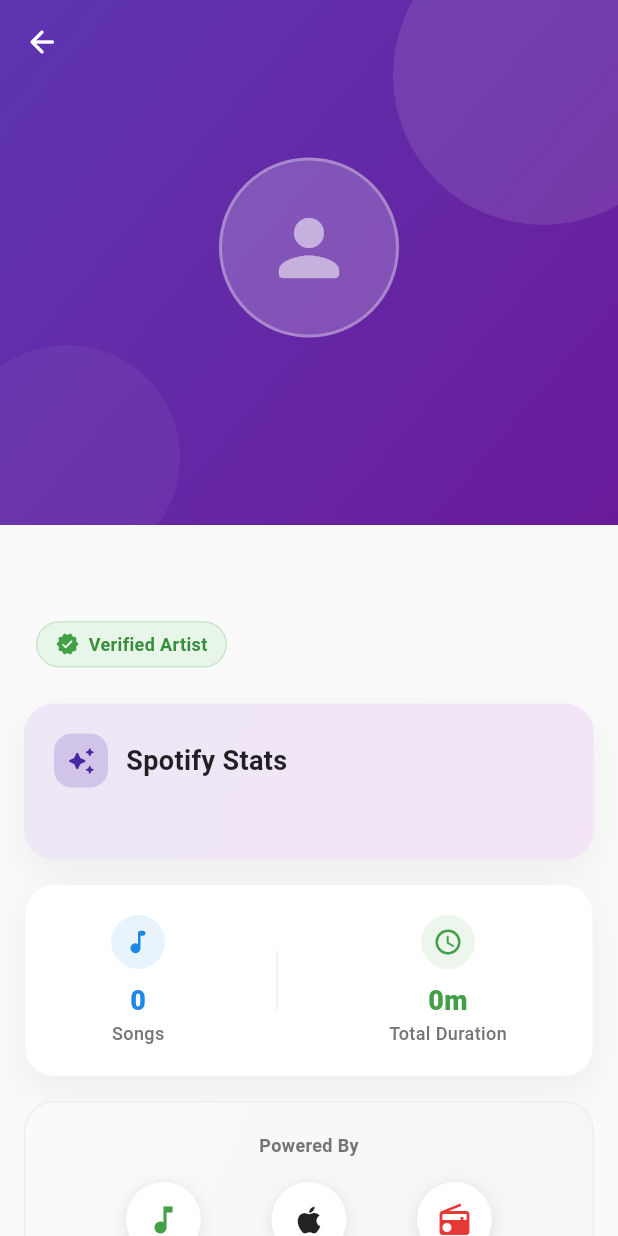
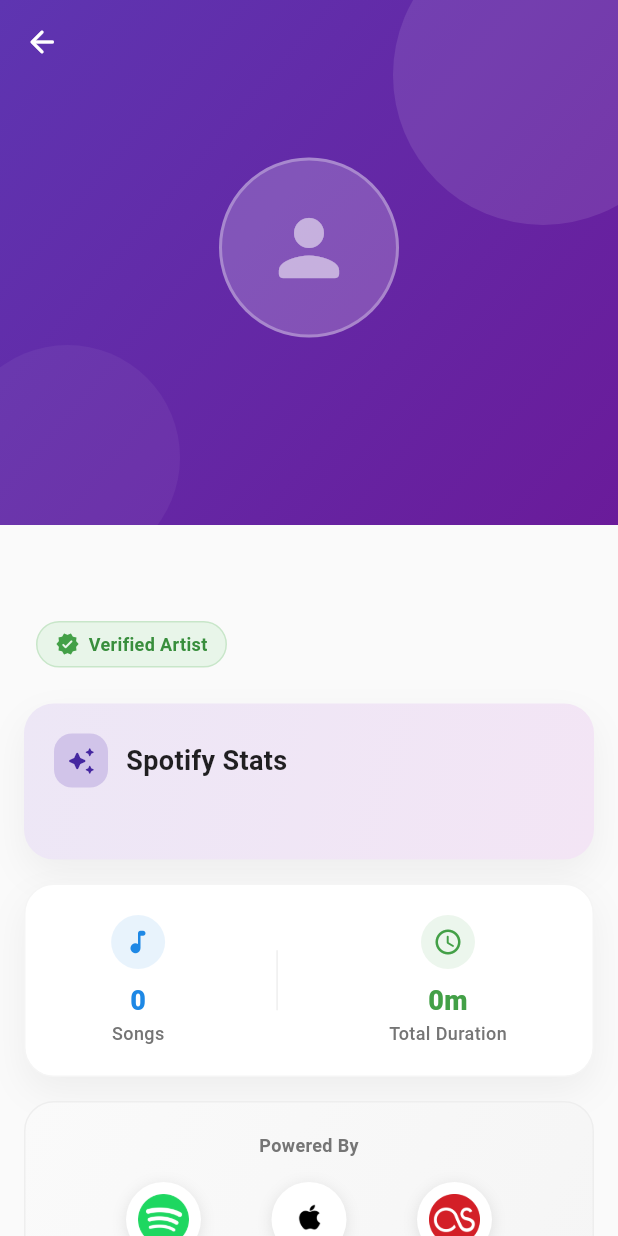
Before and after one commit to imdadur765/Audio-X, a Flutter app: the ArtistDetailsPage screen opened directly with empty values, on a phone screen of 412 x 824 dp. Run offline on Flutter 3.47's test engine with Material 3 defaults, Android fonts, the phone set to English and light mode, and no system bars; our stand-ins replace file_picker, go_router, hive, hive_flutter, permission_handler, shimmer; accounts and stored records are empty; network calls fail.

Commit message:
i cooked artist screen

```diff
--- a/lib/presentation/pages/artist_details_page.dart
+++ b/lib/presentation/pages/artist_details_page.dart
@@ -2,6 +2,7 @@ import 'dart:io';
 import 'package:flutter/material.dart';
 import 'package:provider/provider.dart';
 import 'package:shimmer/shimmer.dart';
+import 'package:url_launcher/url_launcher.dart';
 import '../../data/models/artist_model.dart';
 import '../../data/models/song_model.dart';
 import '../../data/services/artist_service.dart';
@@ -877,7 +878,17 @@ class _ArtistDetailsPageState extends State<ArtistDetailsPage> {
         itemCount: artists.length,
         itemBuilder: (context, index) {
           final artist = artists[index];
-          return Container(
+          return GestureDetector(
+            onTap: () async {
+              // Open Spotify search for the artist
+              final query = Uri.encodeComponent(artist['name']!);
+              final url = 'https://open.spotify.com/search/$query';
+              final uri = Uri.parse(url);
+              if (await canLaunchUrl(uri)) {
+                await launchUrl(uri, mode: LaunchMode.externalApplication);
+              }
+            },
+            child: Container(
               width: 100,
               margin: const EdgeInsets.only(right: 12),
               child: Column(
@@ -892,7 +903,11 @@ class _ArtistDetailsPageState extends State<ArtistDetailsPage> {
                           ? DecorationImage(image: NetworkImage(artist['image']!), fit: BoxFit.cover)
                           : null,
                       boxShadow: [
-                      BoxShadow(color: Colors.black.withValues(alpha: 0.1), blurRadius: 8, offset: const Offset(0, 4)),
+                        BoxShadow(
+                          color: Colors.black.withValues(alpha: 0.1),
+                          blurRadius: 8,
+                          offset: const Offset(0, 4),
+                        ),
                       ],
                     ),
                     child: artist['image']!.isEmpty ? const Icon(Icons.person, color: Colors.grey) : null,
@@ -906,6 +921,7 @@ class _ArtistDetailsPageState extends State<ArtistDetailsPage> {
                     style: const TextStyle(fontSize: 12, fontWeight: FontWeight.w600, color: Colors.black87),
                   ),
                 ],
+              ),
             ),
           );
         },
@@ -922,7 +938,17 @@ class _ArtistDetailsPageState extends State<ArtistDetailsPage> {
         itemCount: albums.length,
         itemBuilder: (context, index) {
           final album = albums[index];
-          return Container(
+          return GestureDetector(
+            onTap: () async {
+              // Open Spotify search for the album
+              final query = Uri.encodeComponent(album['name']!);
+              final url = 'https://open.spotify.com/search/$query';
+              final uri = Uri.parse(url);
+              if (await canLaunchUrl(uri)) {
+                await launchUrl(uri, mode: LaunchMode.externalApplication);
+              }
+            },
+            child: Container(
               width: 120,
               margin: const EdgeInsets.only(right: 12, bottom: 8),
               child: Column(
@@ -959,6 +985,7 @@ class _ArtistDetailsPageState extends State<ArtistDetailsPage> {
                     ),
                   ),
                 ],
+              ),
             ),
           );
         },
@@ -1064,20 +1091,40 @@ class _ArtistDetailsPageState extends State<ArtistDetailsPage> {
           Row(
             mainAxisAlignment: MainAxisAlignment.spaceEvenly,
             children: [
-              _buildPartnerLogo('Spotify', Icons.music_note, Colors.green.shade600),
-              _buildPartnerLogo('iTunes', Icons.apple, Colors.black87),
-              _buildPartnerLogo('Last.fm', Icons.radio, Colors.red.shade600),
+              _buildPartnerLogo('Spotify', Icons.music_note, Colors.green.shade600, 'https://spotify.com'),
+              _buildPartnerLogo('iTunes', Icons.apple, Colors.black87, 'https://apple.com/itunes'),
+              _buildPartnerLogo('Last.fm', Icons.radio, Colors.red.shade600, 'https://last.fm'),
             ],
           ),
           const SizedBox(height: 12),
           Text('Artist info, stats, and artwork', style: TextStyle(fontSize: 10, color: Colors.grey.shade500)),
+          const SizedBox(height: 8),
+          Text(
+            'Data provided by partners. Content is property of respective owners.',
+            textAlign: TextAlign.center,
+            style: TextStyle(fontSize: 9, color: Colors.grey.shade400, height: 1.3),
+          ),
         ],
       ),
     );
   }
 
-  Widget _buildPartnerLogo(String name, IconData icon, Color color) {
-    return Column(
+  Widget _buildPartnerLogo(String name, IconData icon, Color color, String url) {
+    // Map names to asset paths
+    final Map<String, String> logoAssets = {
+      'Spotify': 'assets/images/spotify_logo.png',
+      'iTunes': 'assets/images/itunes_logo.png',
+      'Last.fm': 'assets/images/lastfm_logo.png',
+    };
+
+    return GestureDetector(
+      onTap: () async {
+        final uri = Uri.parse(url);
+        if (await canLaunchUrl(uri)) {
+          await launchUrl(uri, mode: LaunchMode.externalApplication);
+        }
+      },
+      child: Column(
         children: [
           Container(
             width: 50,
@@ -1089,7 +1136,12 @@ class _ArtistDetailsPageState extends State<ArtistDetailsPage> {
                 BoxShadow(color: Colors.black.withValues(alpha: 0.1), blurRadius: 8, offset: const Offset(0, 2)),
               ],
             ),
-          child: Icon(icon, color: color, size: 24),
+            child: ClipOval(
+              child: Padding(
+                padding: const EdgeInsets.all(8.0),
+                child: Image.asset(logoAssets[name]!, fit: BoxFit.contain),
+              ),
+            ),
           ),
           const SizedBox(height: 6),
           Text(
@@ -1097,6 +1149,7 @@ class _ArtistDetailsPageState extends State<ArtistDetailsPage> {
             style: TextStyle(fontSize: 10, fontWeight: FontWeight.w600, color: Colors.grey.shade700),
           ),
         ],
+      ),
     );
   }
 }
```
Also changed, not shown: pubspec.yaml (+6 -4 lines), assets/images/itunes_logo.png (added), assets/images/lastfm_logo.png (added), assets/images/spotify_logo.png (added), pubspec.lock, 6 other files. Lines whose indentation alone changed are shown as unchanged.
